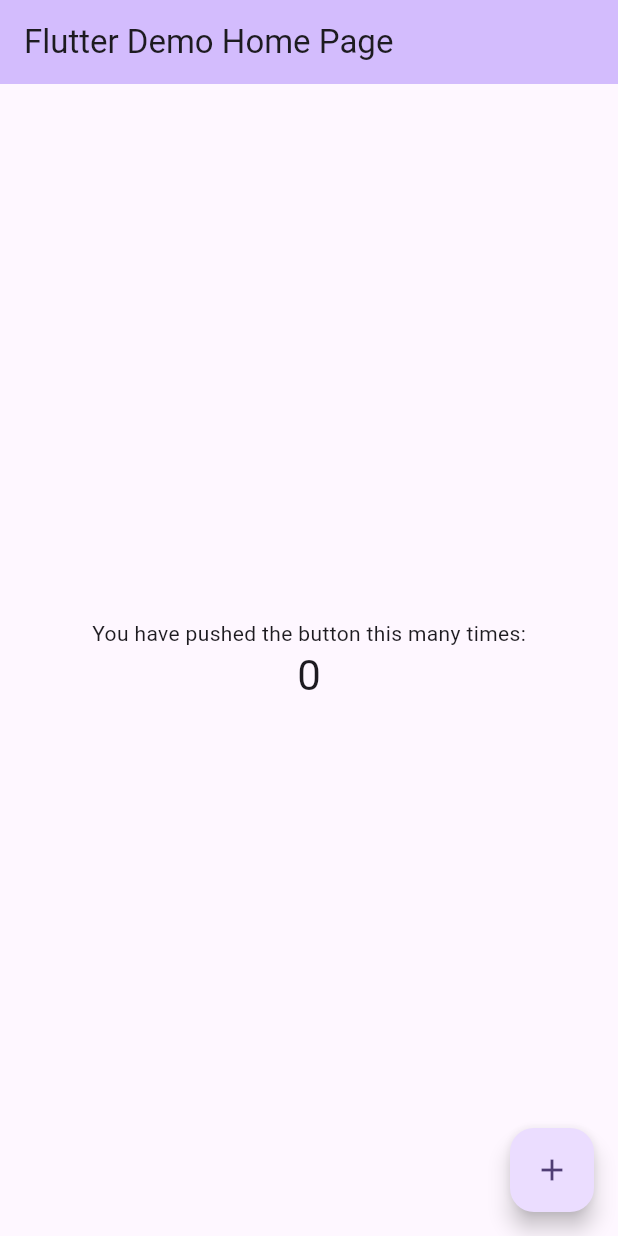
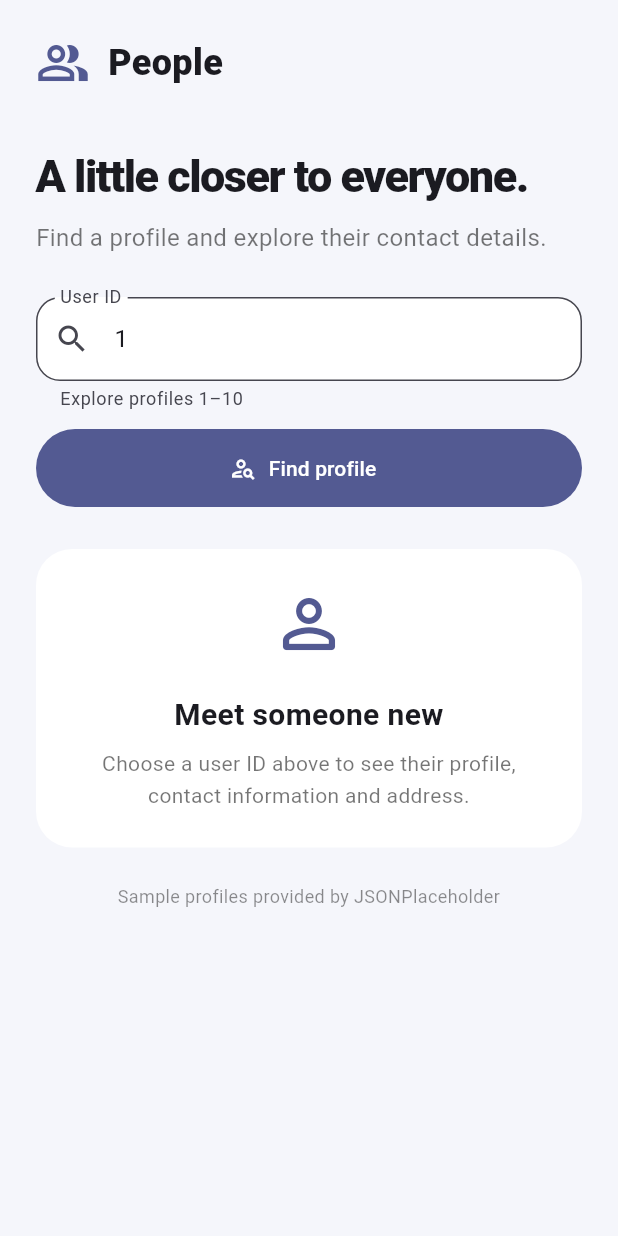
Before and after one commit to AbdoTechno/clean-arch, a Flutter app: the screen it shows after launch, on a phone screen of 412 x 824 dp. Run offline on Flutter 3.47's test engine with Material 3 defaults, Android fonts, the phone set to English and light mode, and no system bars; our stand-ins replace bloc, dartz, dio, equatable, shared_preferences; missing offline and left inert: data_connection_checker_tv.

Commit message:
Implement user profile search feature with loading and error handling

```diff
--- /dev/null
+++ b/lib/app.dart
@@ -0,0 +1,23 @@
+import 'package:clean_arch/features/user/presentation/pages/user_page.dart';
+import 'package:flutter/material.dart';
+
+class MyApp extends StatelessWidget {
+  const MyApp({super.key});
+
+  @override
+  Widget build(BuildContext context) => MaterialApp(
+    title: 'People',
+    debugShowCheckedModeBanner: false,
+    theme: ThemeData(
+      useMaterial3: true,
+      colorScheme: ColorScheme.fromSeed(seedColor: const Color(0xFF5365DF)),
+      scaffoldBackgroundColor: const Color(0xFFF5F6FB),
+      inputDecorationTheme: InputDecorationTheme(
+        filled: true,
+        fillColor: Colors.white,
+        border: OutlineInputBorder(borderRadius: BorderRadius.circular(16)),
+      ),
+    ),
+    home: const UserPage(),
+  );
+}
--- a/lib/features/user/presentation/cubit/user_cubit.dart
+++ b/lib/features/user/presentation/cubit/user_cubit.dart
@@ -18,7 +18,8 @@ part 'user_state.dart';
 class UserCubit extends Cubit<UserState> {
   UserCubit() : super(UserInitial());
 
-  eitherFailureOrUser(int userId) async {
+  Future<void> eitherFailureOrUser(int userId) async {
+    if (isClosed || state is UserLoading) return;
     emit(UserLoading());
     final failureOrUser = await GetUser(
       repository: UserRepositoryImpl(
@@ -29,6 +30,7 @@ class UserCubit extends Cubit<UserState> {
         localDataSource: UserLocalDataSource(cacheHelper: CacheHelper()),
       ),
     ).call(params: UserParams(userId: userId.toString()));
+    if (isClosed) return;
     failureOrUser.fold(
       (failure) => emit(UserError(failure: failure)),
       (user) => emit(UserLoaded(userEntity: user)),
--- /dev/null
+++ b/lib/features/user/presentation/pages/user_page.dart
@@ -0,0 +1,373 @@
+import 'package:clean_arch/features/user/domain/entities/user_entity.dart';
+import 'package:clean_arch/features/user/presentation/cubit/user_cubit.dart';
+import 'package:flutter/material.dart';
+import 'package:flutter/services.dart';
+
+class UserPage extends StatefulWidget {
+  const UserPage({super.key, this.cubit});
+  final UserCubit? cubit;
+
+  @override
+  State<UserPage> createState() => _UserPageState();
+}
+
+class _UserPageState extends State<UserPage> {
+  late final UserCubit _cubit = widget.cubit ?? UserCubit();
+  final _controller = TextEditingController(text: '1');
+  final _form = GlobalKey<FormState>();
+  int _lastId = 1;
+
+  void _search() {
+    if (_cubit.state is UserLoading || !_form.currentState!.validate()) return;
+    FocusScope.of(context).unfocus();
+    _lastId = int.parse(_controller.text.trim());
+    _cubit.eitherFailureOrUser(_lastId);
+  }
+
+  @override
+  void dispose() {
+    _controller.dispose();
+    if (widget.cubit == null) _cubit.close();
+    super.dispose();
+  }
+
+  @override
+  Widget build(BuildContext context) => Scaffold(
+    body: SafeArea(
+      child: Center(
+        child: ConstrainedBox(
+          constraints: const BoxConstraints(maxWidth: 760),
+          child: StreamBuilder<UserState>(
+            stream: _cubit.stream,
+            initialData: _cubit.state,
+            builder: (context, snapshot) {
+              final state = snapshot.data!;
+              final loading = state is UserLoading;
+              return ListView(
+                padding: const EdgeInsets.all(24),
+                children: [
+                  Row(
+                    children: [
+                      Icon(
+                        Icons.people_alt_outlined,
+                        size: 36,
+                        color: Theme.of(context).colorScheme.primary,
+                      ),
+                      const SizedBox(width: 12),
+                      const Text(
+                        'People',
+                        style: TextStyle(
+                          fontSize: 24,
+                          fontWeight: FontWeight.w800,
+                        ),
+                      ),
+                    ],
+                  ),
+                  const SizedBox(height: 36),
+                  const Text(
+                    'A little closer to everyone.',
+                    style: TextStyle(
+                      fontSize: 30,
+                      fontWeight: FontWeight.w800,
+                      letterSpacing: -1,
+                    ),
+                  ),
+                  const SizedBox(height: 8),
+                  const Text(
+                    'Find a profile and explore their contact details.',
+                    style: TextStyle(color: Colors.black54, fontSize: 16),
+                  ),
+                  const SizedBox(height: 28),
+                  Form(
+                    key: _form,
+                    child: TextFormField(
+                      controller: _controller,
+                      enabled: !loading,
+                      keyboardType: TextInputType.number,
+                      textInputAction: TextInputAction.search,
+                      inputFormatters: [FilteringTextInputFormatter.digitsOnly],
+                      onFieldSubmitted: (_) => _search(),
+                      validator: (value) {
+                        final id = int.tryParse(value?.trim() ?? '');
+                        return id == null || id < 1 || id > 10
+                            ? 'Enter a user ID from 1 to 10'
+                            : null;
+                      },
+                      decoration: const InputDecoration(
+                        labelText: 'User ID',
+                        helperText: 'Explore profiles 1–10',
+                        prefixIcon: Icon(Icons.search),
+                      ),
+                    ),
+                  ),
+                  const SizedBox(height: 12),
+                  FilledButton.icon(
+                    onPressed: loading ? null : _search,
+                    icon: const Icon(Icons.person_search_outlined),
+                    label: Text(loading ? 'Finding profile…' : 'Find profile'),
+                    style: FilledButton.styleFrom(
+                      minimumSize: const Size.fromHeight(52),
+                    ),
+                  ),
+                  const SizedBox(height: 28),
+                  if (state is UserLoaded)
+                    _Profile(
+                      user: state.userEntity,
+                      onRefresh: () => _cubit.eitherFailureOrUser(_lastId),
+                    )
+                  else
+                    _Panel(
+                      child: Column(
+                        children: [
+                          if (loading)
+                            const CircularProgressIndicator()
+                          else
+                            Icon(
+                              state is UserError
+                                  ? Icons.wifi_off_rounded
+                                  : Icons.person_outline_rounded,
+                              size: 52,
+                              color: Theme.of(context).colorScheme.primary,
+                            ),
+                          const SizedBox(height: 20),
+                          Text(
+                            loading
+                                ? 'Finding your person'
+                                : state is UserError
+                                ? 'Couldn’t load this profile'
+                                : 'Meet someone new',
+                            textAlign: TextAlign.center,
+                            style: const TextStyle(
+                              fontSize: 20,
+                              fontWeight: FontWeight.w700,
+                            ),
+                          ),
+                          const SizedBox(height: 8),
+                          Text(
+                            loading
+                                ? 'Loading profile details…'
+                                : state is UserError
+                                ? state.failure.errMessage
+                                : 'Choose a user ID above to see their profile, contact information and address.',
+                            textAlign: TextAlign.center,
+                            style: const TextStyle(
+                              color: Colors.black54,
+                              height: 1.5,
+                            ),
+                          ),
+                          if (state is UserError) ...[
+                            const SizedBox(height: 16),
+                            OutlinedButton.icon(
+                              onPressed: () =>
+                                  _cubit.eitherFailureOrUser(_lastId),
+                              icon: const Icon(Icons.refresh),
+                              label: const Text('Try again'),
+                            ),
+                          ],
+                        ],
+                      ),
+                    ),
+                  const SizedBox(height: 24),
+                  const Text(
+                    'Sample profiles provided by JSONPlaceholder',
+                    textAlign: TextAlign.center,
+                    style: TextStyle(fontSize: 12, color: Colors.black45),
+                  ),
+                ],
+              );
+            },
+          ),
+        ),
+      ),
+    ),
+  );
+}
+
+class _Profile extends StatelessWidget {
+  const _Profile({required this.user, required this.onRefresh});
+  final UserEntity user;
+  final VoidCallback onRefresh;
+
+  @override
+  Widget build(BuildContext context) {
+    final initials = user.name
+        .trim()
+        .split(RegExp(r'\s+'))
+        .where((word) => word.isNotEmpty)
+        .take(2)
+        .map((word) => word[0])
+        .join()
+        .toUpperCase();
+    return Column(
+      crossAxisAlignment: CrossAxisAlignment.stretch,
+      children: [
+        Container(
+          padding: const EdgeInsets.all(28),
+          decoration: BoxDecoration(
+            gradient: const LinearGradient(
+              colors: [Color(0xFF5365DF), Color(0xFF7C64D8)],
+            ),
+            borderRadius: BorderRadius.circular(24),
+          ),
+          child: Column(
+            children: [
+              CircleAvatar(
+                radius: 36,
+                backgroundColor: Colors.white24,
+                child: Text(
+                  initials,
+                  style: const TextStyle(
+                    color: Colors.white,
+                    fontSize: 26,
+                    fontWeight: FontWeight.bold,
+                  ),
+                ),
+              ),
+              const SizedBox(height: 16),
+              Text(
+                user.name,
+                textAlign: TextAlign.center,
+                style: const TextStyle(
+                  color: Colors.white,
+                  fontSize: 26,
+                  fontWeight: FontWeight.w700,
+                ),
+              ),
+              const SizedBox(height: 8),
+              Text(
+                user.address.city,
+                style: const TextStyle(color: Colors.white70),
+              ),
+            ],
+          ),
+        ),
+        const SizedBox(height: 20),
+        _Panel(
+          child: Column(
+            crossAxisAlignment: CrossAxisAlignment.start,
+            children: [
+              const Text(
+                'Contact details',
+                style: TextStyle(fontSize: 18, fontWeight: FontWeight.w700),
+              ),
+              _Detail(
+                icon: Icons.alternate_email,
+                label: 'Email',
+                value: user.email,
+                copyable: true,
+              ),
+              _Detail(
+                icon: Icons.phone_outlined,
+                label: 'Phone',
+                value: user.phone,
+                copyable: true,
+              ),
+            ],
+          ),
+        ),
+        const SizedBox(height: 16),
+        _Panel(
+          child: Column(
+            crossAxisAlignment: CrossAxisAlignment.start,
+            children: [
+              const Text(
+                'Address',
+                style: TextStyle(fontSize: 18, fontWeight: FontWeight.w700),
+              ),
+              _Detail(
+                icon: Icons.location_on_outlined,
+                label: 'Street & suite',
+                value: '${user.address.street}, ${user.address.suite}',
+              ),
+              _Detail(
+                icon: Icons.location_city_outlined,
+                label: 'City',
+                value: user.address.city,
+              ),
+              _Detail(
+                icon: Icons.markunread_mailbox_outlined,
+                label: 'ZIP code',
+                value: user.address.zipcode,
+              ),
+            ],
+          ),
+        ),
+        const SizedBox(height: 12),
+        TextButton.icon(
+          onPressed: onRefresh,
+          icon: const Icon(Icons.refresh),
+          label: const Text('Refresh profile'),
+        ),
+      ],
+    );
+  }
+}
+
+class _Panel extends StatelessWidget {
+  const _Panel({required this.child});
+  final Widget child;
+  @override
+  Widget build(BuildContext context) => Container(
+    padding: const EdgeInsets.all(24),
+    decoration: BoxDecoration(
+      color: Colors.white,
+      borderRadius: BorderRadius.circular(24),
+    ),
+    child: child,
+  );
+}
+
+class _Detail extends StatelessWidget {
+  const _Detail({
+    required this.icon,
+    required this.label,
+    required this.value,
+    this.copyable = false,
+  });
+  final IconData icon;
+  final String label;
+  final String value;
+  final bool copyable;
+
+  @override
+  Widget build(BuildContext context) => Padding(
+    padding: const EdgeInsets.symmetric(vertical: 12),
+    child: Row(
+      children: [
+        Icon(icon, color: Theme.of(context).colorScheme.primary),
+        const SizedBox(width: 16),
+        Expanded(
+          child: Column(
+            crossAxisAlignment: CrossAxisAlignment.start,
+            children: [
+              Text(
+                label,
+                style: const TextStyle(color: Colors.black54, fontSize: 12),
+              ),
+              const SizedBox(height: 4),
+              SelectableText(
+                value,
+                style: const TextStyle(
+                  fontSize: 15,
+                  fontWeight: FontWeight.w500,
+                ),
+              ),
+            ],
+          ),
+        ),
+        if (copyable)
+          IconButton(
+            tooltip: 'Copy $label',
+            icon: const Icon(Icons.copy_outlined, size: 20),
+            onPressed: () async {
+              await Clipboard.setData(ClipboardData(text: value));
+              if (context.mounted)
+                ScaffoldMessenger.of(
+                  context,
+                ).showSnackBar(SnackBar(content: Text('$label copied')));
+            },
+          ),
+      ],
+    ),
+  );
+}
--- a/lib/main.dart
+++ b/lib/main.dart
@@ -1,125 +1,9 @@
+import 'package:clean_arch/app.dart';
 import 'package:clean_arch/core/databases/cache/cache_helper.dart';
 import 'package:flutter/material.dart';
 
-void main() async {
+Future<void> main() async {
   WidgetsFlutterBinding.ensureInitialized();
   await CacheHelper().init();
   runApp(const MyApp());
 }
-
-class MyApp extends StatelessWidget {
-  const MyApp({super.key});
-
-  // This widget is the root of your application.
-  @override
-  Widget build(BuildContext context) {
-    return MaterialApp(
-      title: 'Flutter Demo',
-      theme: ThemeData(
-        // This is the theme of your application.
-        //
-        // TRY THIS: Try running your application with "flutter run". You'll see
-        // the application has a purple toolbar. Then, without quitting the app,
-        // try changing the seedColor in the colorScheme below to Colors.green
-        // and then invoke "hot reload" (save your changes or press the "hot
-        // reload" button in a Flutter-supported IDE, or press "r" if you used
-        // the command line to start the app).
-        //
-        // Notice that the counter didn't reset back to zero; the application
-        // state is not lost during the reload. To reset the state, use hot
-        // restart instead.
-        //
-        // This works for code too, not just values: Most code changes can be
-        // tested with just a hot reload.
-        colorScheme: .fromSeed(seedColor: Colors.deepPurple),
-      ),
-      home: const MyHomePage(title: 'Flutter Demo Home Page'),
-    );
-  }
-}
-
-class MyHomePage extends StatefulWidget {
-  const MyHomePage({super.key, required this.title});
-
-  // This widget is the home page of your application. It is stateful, meaning
-  // that it has a State object (defined below) that contains fields that affect
-  // how it looks.
-
-  // This class is the configuration for the state. It holds the values (in this
-  // case the title) provided by the parent (in this case the App widget) and
-  // used by the build method of the State. Fields in a Widget subclass are
-  // always marked "final".
-
-  final String title;
-
-  @override
-  State<MyHomePage> createState() => _MyHomePageState();
-}
-
-class _MyHomePageState extends State<MyHomePage> {
-  int _counter = 0;
-
-  void _incrementCounter() {
-    setState(() {
-      // This call to setState tells the Flutter framework that something has
-      // changed in this State, which causes it to rerun the build method below
-      // so that the display can reflect the updated values. If we changed
-      // _counter without calling setState(), then the build method would not be
-      // called again, and so nothing would appear to happen.
-      _counter++;
-    });
-  }
-
-  @override
-  Widget build(BuildContext context) {
-    // This method is rerun every time setState is called, for instance as done
-    // by the _incrementCounter method above.
-    //
-    // The Flutter framework has been optimized to make rerunning build methods
-    // fast, so that you can just rebuild anything that needs updating rather
-    // than having to individually change instances of widgets.
-    return Scaffold(
-      appBar: AppBar(
-        // TRY THIS: Try changing the color here to a specific color (to
-        // Colors.amber, perhaps?) and trigger a hot reload to see the AppBar
-        // change color while the other colors stay the same.
-        backgroundColor: Theme.of(context).colorScheme.inversePrimary,
-        // Here we take the value from the MyHomePage object that was created by
-        // the App.build method, and use it to set our appbar title.
-        title: Text(widget.title),
-      ),
-      body: Center(
-        // Center is a layout widget. It takes a single child and positions it
-        // in the middle of the parent.
-        child: Column(
-          // Column is also a layout widget. It takes a list of children and
-          // arranges them vertically. By default, it sizes itself to fit its
-          // children horizontally, and tries to be as tall as its parent.
-          //
-          // Column has various properties to control how it sizes itself and
-          // how it positions its children. Here we use mainAxisAlignment to
-          // center the children vertically; the main axis here is the vertical
-          // axis because Columns are vertical (the cross axis would be
-          // horizontal).
-          //
-          // TRY THIS: Invoke "debug painting" (choose the "Toggle Debug Paint"
-          // action in the IDE, or press "p" in the console), to see the
-          // wireframe for each widget.
-          mainAxisAlignment: .center,
-          children: [
-            const Text('You have pushed the button this many times:'),
-            Text(
-              '$_counter',
-              style: Theme.of(context).textTheme.headlineMedium,
-            ),
-          ],
-        ),
-      ),
-      floatingActionButton: FloatingActionButton(
-        onPressed: _incrementCounter,
-        tooltip: 'Increment',
-        child: const Icon(Icons.add),
-      ),
-    );
-  }
-}
```
Also changed, not shown: 1 other file.
